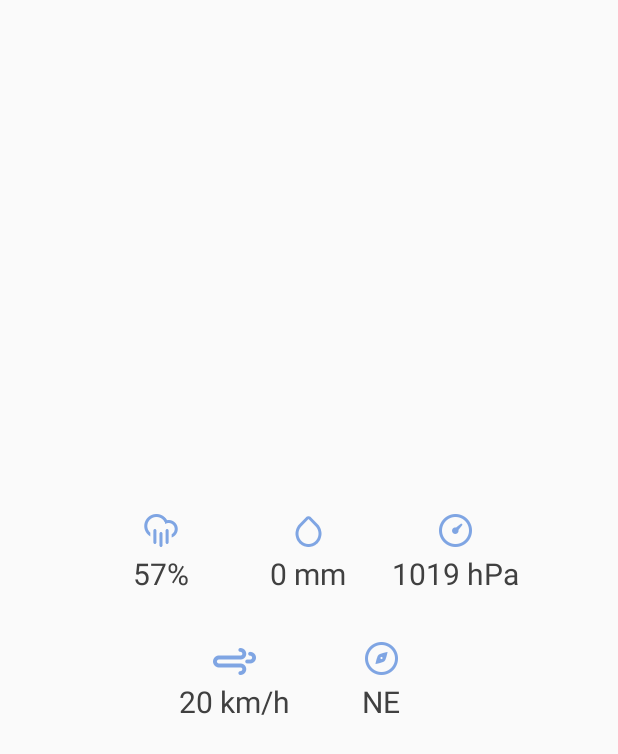
After one commit to Lamorak/strvweather, an Android app: the layout viewport_today_detail.xml on its own in the app's theme, with its tools: preview values and no code run, on a phone screen of 412 x 824 dp. The commit adds this screen. Shown: the top 754 px of the screen. Run offline under Robolectric (Android 15) with nearby library versions, the phone set to English and light mode, and no system bars.

Commit message:
Create Today Fragment mockup layout

```diff
--- /dev/null
+++ b/mobile/src/main/res/layout/viewport_today_detail.xml
@@ -0,0 +1,63 @@
+<?xml version="1.0" encoding="utf-8"?>
+<LinearLayout xmlns:android="http://schemas.android.com/apk/res/android"
+    android:layout_width="wrap_content"
+    android:layout_height="wrap_content"
+    android:layout_gravity="center"
+    style="@style/AppTheme.Vertical">
+
+    <LinearLayout
+        android:layout_width="wrap_content"
+        android:layout_height="wrap_content"
+        android:layout_gravity="center"
+        style="@style/AppTheme.Horizontal">
+
+        <TextView
+            android:id="@+id/detail_humidity"
+            android:layout_width="wrap_content"
+            android:layout_height="wrap_content"
+            android:drawableTop="@drawable/ic_weather_humidity"
+            android:text="57%"
+            style="@style/AppTheme.TodayDetailLabel" />
+
+        <TextView
+            android:id="@+id/detail_precipitation"
+            android:layout_width="wrap_content"
+            android:layout_height="wrap_content"
+            android:drawableTop="@drawable/ic_weather_precipitation"
+            android:text="0 mm"
+            style="@style/AppTheme.TodayDetailLabel" />
+
+        <TextView
+            android:id="@+id/detail_pressure"
+            android:layout_width="wrap_content"
+            android:layout_height="wrap_content"
+            android:drawableTop="@drawable/ic_weather_pressure"
+            android:text="1019 hPa"
+            style="@style/AppTheme.TodayDetailLabel" />
+
+    </LinearLayout>
+
+    <LinearLayout
+        android:layout_width="wrap_content"
+        android:layout_height="wrap_content"
+        android:layout_gravity="center"
+        style="@style/AppTheme.Horizontal">
+
+        <TextView
+            android:id="@+id/detail_wind"
+            android:layout_width="wrap_content"
+            android:layout_height="wrap_content"
+            android:drawableTop="@drawable/ic_weather_wind_speed"
+            android:text="20 km/h"
+            style="@style/AppTheme.TodayDetailLabel" />
+
+        <TextView
+            android:id="@+id/detail_direction"
+            android:layout_width="wrap_content"
+            android:layout_height="wrap_content"
+            android:drawableTop="@drawable/ic_weather_direction"
+            android:text="NE"
+            style="@style/AppTheme.TodayDetailLabel" />
+
+    </LinearLayout>
+</LinearLayout>
--- /dev/null
+++ b/mobile/src/main/res/values-normal-land/themes.xml
@@ -0,0 +1,10 @@
+<?xml version="1.0" encoding="utf-8"?>
+<resources>
+    <style name="AppTheme.Vertical">
+        <item name="android:orientation">horizontal</item>
+    </style>
+
+    <style name="AppTheme.Horizontal">
+        <item name="android:orientation">vertical</item>
+    </style>
+</resources>
--- a/mobile/src/main/res/values/color.xml
+++ b/mobile/src/main/res/values/color.xml
@@ -3,10 +3,14 @@
     <color name="primaryColor">#7fa5e3</color>
     <color name="primaryColorDark">#6684b6</color>
 
+    <!-- Navigation drawer colors -->
     <color name="drawerBackground">#ffffff</color>
     <color name="drawerTextColor">#333333</color>
     <color name="drawerTextSelected">#99b7e9</color>
     <color name="drawerItemBackground">@android:color/transparent</color>
     <color name="drawerItemBackgroundPressed">#33333333</color>
 
+    <!-- Today screen colors -->
+    <color name="divider_today">#dedede</color>
+
 </resources>
--- a/mobile/src/main/res/values/dimens.xml
+++ b/mobile/src/main/res/values/dimens.xml
@@ -2,10 +2,22 @@
     <dimen name="activity_horizontal_margin">16dp</dimen>
     <dimen name="activity_vertical_margin">16dp</dimen>
 
+    <!-- Navigation drawer dimensions -->
     <dimen name="drawer_width">264dp</dimen>
     <dimen name="drawer_vertical_padding">16dp</dimen>
     <dimen name="drawer_item_height">48dp</dimen>
     <dimen name="drawer_item_text_size">22dp</dimen>
     <dimen name="drawer_item_padding">16dp</dimen>
     <dimen name="drawer_item_icon_padding">36dp</dimen>
+
+    <!-- Today screen dimensions -->
+    <dimen name="today_header_width">280dp</dimen>
+    <dimen name="today_icon_margin">32dp</dimen>
+    <dimen name="today_detail_minwidth">90dp</dimen>
+    <dimen name="today_detail_horizontal_margin">4dp</dimen>
+    <dimen name="today_detail_vertical_margin">16dp</dimen>
+    <dimen name="today_detail_drawable_margin">4dp</dimen>
+    <dimen name="today_divider_width">2dp</dimen>
+    <dimen name="today_divider_length">90dp</dimen>
+    <dimen name="today_divider_margin">31dp</dimen>
 </resources>
--- a/mobile/src/main/res/values/themes.xml
+++ b/mobile/src/main/res/values/themes.xml
@@ -4,11 +4,13 @@
         <item name="android:windowBackground">@drawable/splash_screen</item>
     </style>
 
+
     <!-- Base application theme. -->
     <style name="AppTheme" parent="Theme.AppCompat.Light.NoActionBar">
         <item name="colorPrimary">@color/primaryColor</item>
         <item name="colorPrimaryDark">@color/primaryColorDark</item>
     </style>
+
 
     <!-- Toolbar -->
     <style name="AppTheme.Toolbar" parent="@style/ThemeOverlay.AppCompat.ActionBar">
@@ -18,6 +20,8 @@
         <item name="selectableItemBackground">@drawable/selector_drawer_item_background</item>
     </style>
 
+
+    <!-- Navigation drawer -->
     <style name="AppTheme.NavigationDrawerItem">
         <item name="android:textColor">@color/selector_drawer_text_color</item>
         <item name="android:textSize">@dimen/drawer_item_text_size</item>
@@ -27,4 +31,53 @@
         <item name="android:drawablePadding">@dimen/drawer_item_icon_padding</item>
     </style>
 
+
+    <!-- Today screen styles -->
+    <style name="AppTheme.TodayCityLabel">
+        <item name="android:textSize">12dp</item>
+        <item name="android:textColor">#404040</item>
+        <item name="android:gravity">center</item>
+        <item name="android:singleLine">true</item>
+        <item name="android:ellipsize">marquee</item>
+        <item name="android:layout_gravity">center</item>
+        <!--<item name="android:fontFamily">light</item>-->
+    </style>
+
+    <style name="AppTheme.TodayConditionsLabel">
+        <item name="android:textSize">33dp</item>
+        <item name="android:textColor">#333333</item>
+        <item name="android:gravity">center</item>
+        <item name="android:maxLines">3</item>
+        <item name="android:ellipsize">end</item>
+        <item name="android:layout_gravity">center</item>
+        <!--<item name="android:text">light</item>-->
+    </style>
+
+    <style name="AppTheme.TodayDetailLabel">
+        <item name="android:textSize">20dp</item>
+        <item name="android:textColor">#404040</item>
+        <item name="android:gravity">center</item>
+        <item name="android:singleLine">true</item>
+        <item name="android:ellipsize">marquee</item>
+        <item name="android:minWidth">@dimen/today_detail_minwidth</item>
+        <item name="android:layout_marginTop">@dimen/today_detail_vertical_margin</item>
+        <item name="android:layout_marginBottom">@dimen/today_detail_vertical_margin</item>
+        <item name="android:layout_marginLeft">@dimen/today_detail_horizontal_margin</item>
+        <item name="android:layout_marginRight">@dimen/today_detail_horizontal_margin</item>
+        <item name="android:drawablePadding">@dimen/today_detail_drawable_margin</item>
+    </style>
+
+    <style name="AppTheme.TodayDivider">
+        <item name="android:layout_margin">@dimen/today_divider_margin</item>
+        <item name="android:background">@color/divider_today</item>
+    </style>
+
+    <style name="AppTheme.Vertical">
+        <item name="android:orientation">vertical</item>
+    </style>
+
+    <style name="AppTheme.Horizontal">
+        <item name="android:orientation">horizontal</item>
+    </style>
+
 </resources>
```
Also changed, not shown: mobile/src/main/res/layout/fragment_today.xml (+23 -10 lines), mobile/src/main/res/layout/viewport_today_header.xml (added, +31 -0 lines), mobile/src/main/res/values-normal-land/dimens.xml (added, +10 -0 lines), mobile/src/main/res/drawable-hdpi/ic_overlay_weather_status_today.png (added), mobile/src/main/res/drawable-hdpi/ic_weather_direction.png (added), mobile/src/main/res/drawable-hdpi/ic_weather_humidity.png (added), mobile/src/main/res/drawable-hdpi/ic_weather_precipitation.png (added), mobile/src/main/res/drawable-hdpi/ic_weather_pressure.png (added), mobile/src/main/res/drawable-hdpi/ic_weather_wind_speed.png (added), mobile/src/main/res/drawable-mdpi/ic_overlay_weather_status_today.png (added), mobile/src/main/res/drawable-xhdpi/ic_overlay_weather_status_today.png (added), mobile/src/main/res/drawable-xxhdpi/ic_overlay_weather_status_today.png (added).
